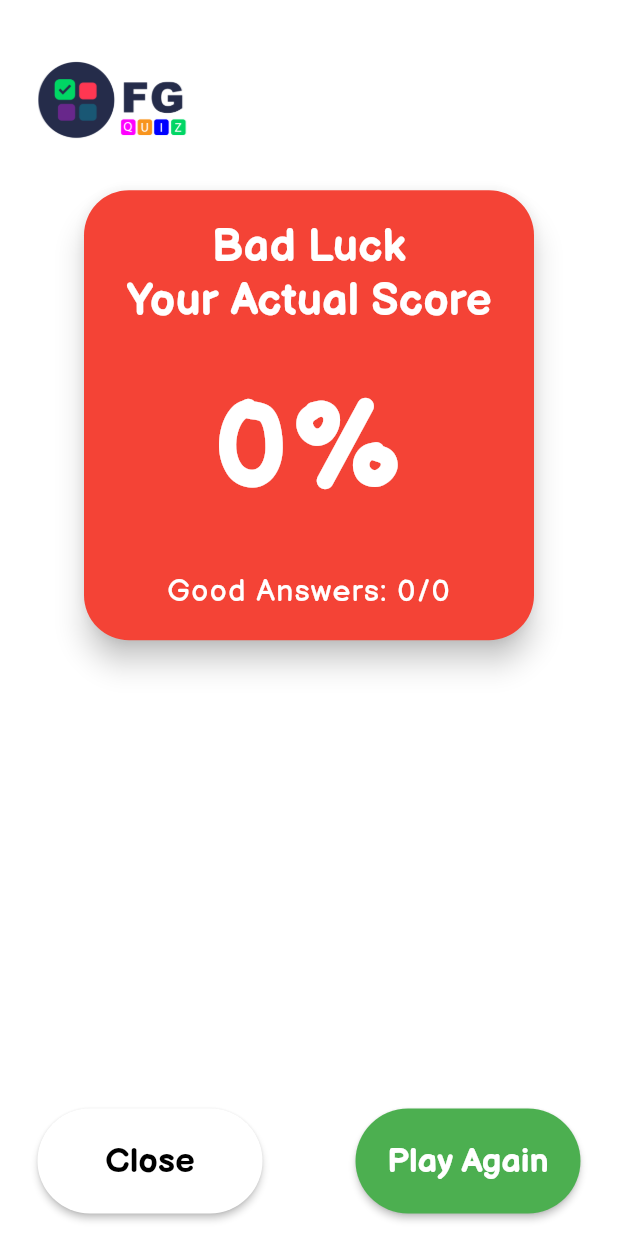
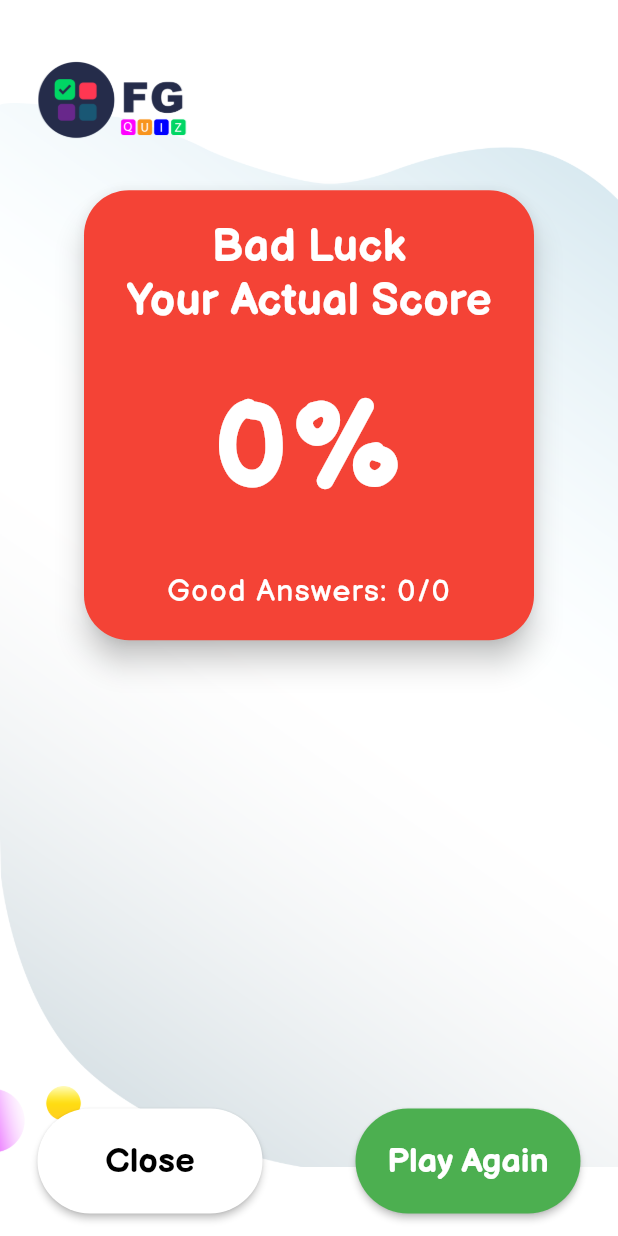
Before and after one commit to Filiponesco/quizomania, a Flutter app: the ResultPage screen opened directly with empty values, on a phone screen of 412 x 824 dp. Run offline on Flutter 3.47's test engine with Material 2 defaults, Android fonts, the phone set to English and light mode, and no system bars; our stand-ins replace auto_size_text, bloc, equatable, flutter_bloc, numberpicker, percent_indicator; generated files the repository leaves out were written again.

Commit message:
add bg to result page

```diff
--- a/lib/blocs/timer_blocs/timer_bloc.dart
+++ b/lib/blocs/timer_blocs/timer_bloc.dart
@@ -66,6 +66,7 @@ class TimerBloc extends Bloc<TimerEvent, TimerState> {
 
   @override
   Future<void> close() {
+    debugPrint('$runtimeType: ticker close');
     _tickerSubscription.cancel();
     return super.close();
   }
--- a/lib/screens/result_page.dart
+++ b/lib/screens/result_page.dart
@@ -16,6 +16,7 @@ class ResultPage extends StatelessWidget {
 
   @override
   Widget build(BuildContext context) {
+    Size size = MediaQuery.of(context).size;
     String _description;
     Color _colorCard;
     if (percentage < 0.33) {
@@ -36,11 +37,15 @@ class ResultPage extends StatelessWidget {
     }
     return Scaffold(
         backgroundColor: Colors.white,
-        body: Padding(
+        body: Stack(
+          children: [
+            Image.asset('assets/images/result_page_bg.png', height: size.height,),
+            Padding(
               padding: const EdgeInsets.only(
                   left: 25, right: 25, top: 40, bottom: 15),
               child: Stack(
-              children: <Widget>[ Column(
+                  children: <Widget>[
+                    Column(
                       crossAxisAlignment: CrossAxisAlignment.start,
                       children: <Widget>[
                         Image(
@@ -133,6 +138,8 @@ class ResultPage extends StatelessWidget {
                       ),
                     ),
                   ]),
+            ),
+          ],
         )
     );
   }
```
Also changed, not shown: assets/images/result_page_bg.png (added). Lines whose indentation alone changed are shown as unchanged.
